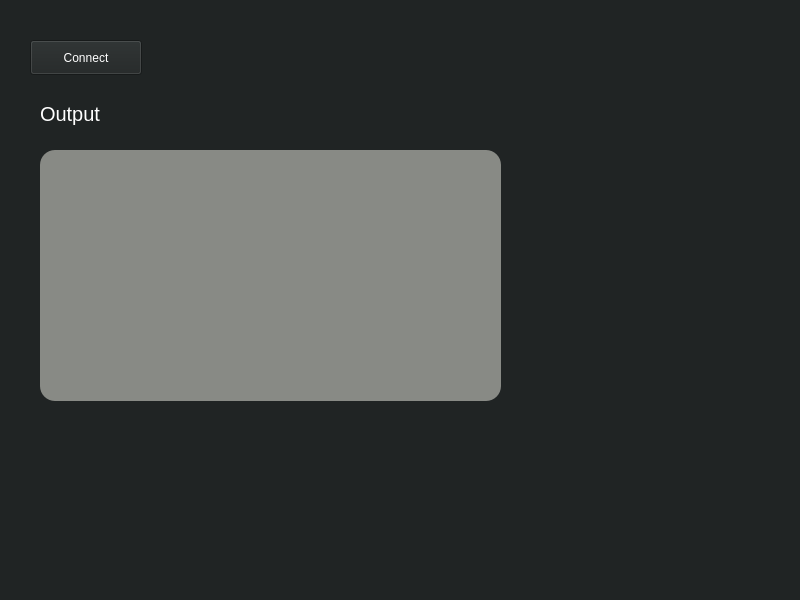
The window that Qt-GUI/mainwindow.ui (WizziBot/FTP-Client) describes before a commit, drawn with Qt 5.
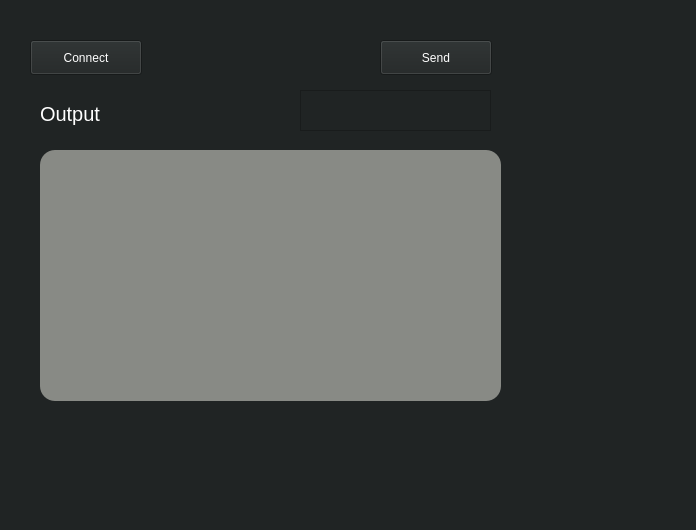
The same window after the commit.

Commit message: Edited Qt-GUI files, added get and setLastResponse(), added status command

```diff
--- a/Qt-GUI/mainwindow.ui
+++ b/Qt-GUI/mainwindow.ui
@@ -6,8 +6,8 @@
    <rect>
     <x>0</x>
     <y>0</y>
-    <width>800</width>
-    <height>600</height>
+    <width>696</width>
+    <height>530</height>
    </rect>
   </property>
   <property name="windowTitle">
@@ -83,6 +83,45 @@
      <string/>
     </property>
    </widget>
+   <widget class="QTextEdit" name="commandInput">
+    <property name="geometry">
+     <rect>
+      <x>300</x>
+      <y>90</y>
+      <width>191</width>
+      <height>41</height>
+     </rect>
+    </property>
+    <property name="font">
+     <font>
+      <bold>false</bold>
+     </font>
+    </property>
+    <property name="styleSheet">
+     <string notr="true">color: rgb(243, 243, 243);</string>
+    </property>
+   </widget>
+   <widget class="QPushButton" name="sendCommandBtn">
+    <property name="geometry">
+     <rect>
+      <x>380</x>
+      <y>40</y>
+      <width>112</width>
+      <height>35</height>
+     </rect>
+    </property>
+    <property name="font">
+     <font>
+      <bold>false</bold>
+     </font>
+    </property>
+    <property name="styleSheet">
+     <string notr="true">color: rgb(255, 255, 255);</string>
+    </property>
+    <property name="text">
+     <string>Send</string>
+    </property>
+   </widget>
   </widget>
   <widget class="QMenuBar" name="menubar">
    <property name="geometry">
```
Left out of the diff: 2 changed lines with no effect on the pictures. The commit also changes 5 other files.
